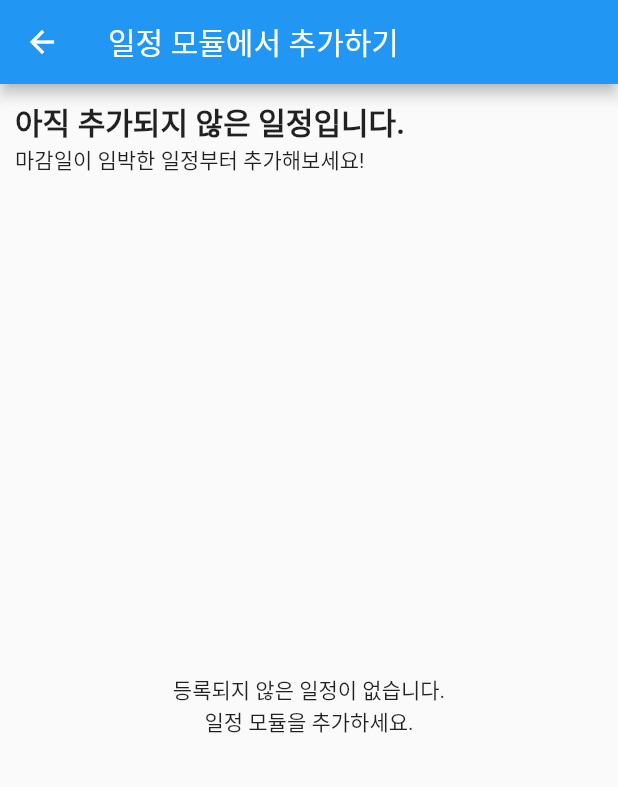
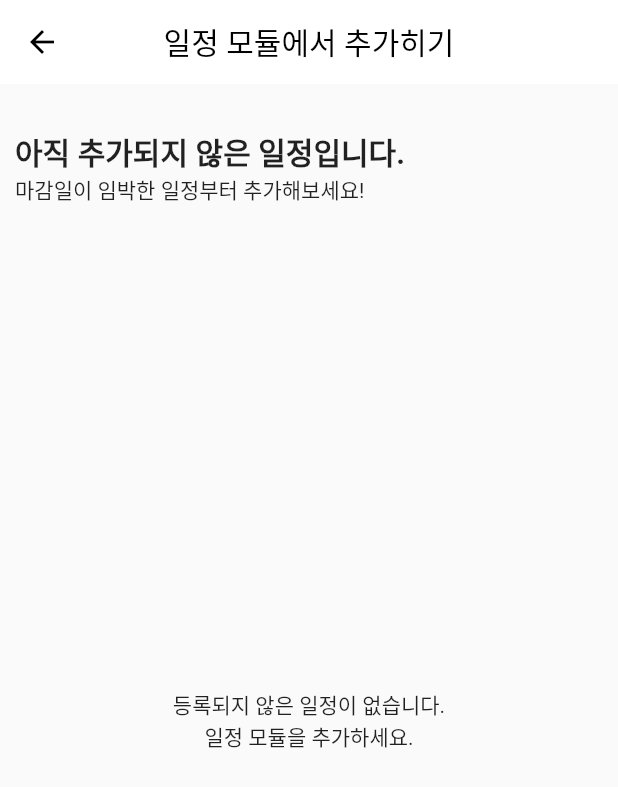
Before and after one commit to yujin9747/Schedule_management, a Flutter app: the AddModule screen opened by its route, on a phone screen of 412 x 824 dp. Shown: the top 787 px of the screen. Run offline on Flutter 3.47's test engine with Material 2 defaults, Android fonts, the phone set to English and light mode, and no system bars; our stand-ins replace awesome_snackbar_content, card_swiper, carousel_slider, cloud_firestore, date_time_picker, firebase_auth and 8 more; missing offline and left inert: time_range_picker; accounts and stored records are empty.

Commit message:
디자인 살짝 수정

```diff
--- a/lib/addModule.dart
+++ b/lib/addModule.dart
@@ -29,7 +29,16 @@ class _AddModule extends State<AddModule>{
     final MaterialLocalizations localizations = MaterialLocalizations.of(context);
     return Scaffold(
       appBar: AppBar(
-        title: Text('일정 모듈에서 추가하기'),
+        title: const Text("일정 모듈에서 추가히기", style: TextStyle(color: Colors.black, fontSize: 20,),),
+        centerTitle: true,
+        backgroundColor: Colors.white,
+        elevation: 0.0,
+        leading: Builder( // menu icon
+          builder: (context) => IconButton(
+            icon: const Icon(Icons.arrow_back, color: Colors.black,),
+            onPressed: ()=>Navigator.pop(context), // open drawer
+          ),
+        ),
       ),
       body:StreamBuilder<List<schModel>>(
         stream: streamSch(),
@@ -49,6 +58,7 @@ class _AddModule extends State<AddModule>{
                 mainAxisAlignment: MainAxisAlignment.start,
                 crossAxisAlignment: CrossAxisAlignment.start,
                 children: [
+                  const SizedBox(height: 20,),
                   Text('아직 추가되지 않은 일정입니다.', style: TextStyle(fontSize: 20,fontWeight: FontWeight.bold ),),
                   Text('마감일이 임박한 일정부터 추가해보세요!'),
                   const SizedBox(height: 10,),
```
